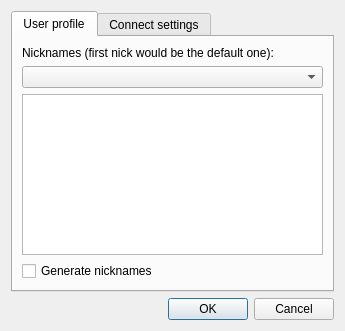
Qt form src/plugins/azoth/plugins/acetamide/ircaccountconfigurationdialog.ui (0xd34df00d/leechcraft) before a commit.
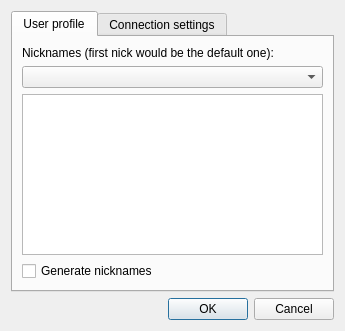
The same form after that commit.

What changed in the file:
```diff
--- a/src/plugins/azoth/plugins/acetamide/ircaccountconfigurationdialog.ui
+++ b/src/plugins/azoth/plugins/acetamide/ircaccountconfigurationdialog.ui
@@ -65,7 +65,7 @@
      </widget>
      <widget class="QWidget" name="IrcConnections_">
       <attribute name="title">
-       <string>Connect settings</string>
+       <string>Connection settings</string>
       </attribute>
       <layout class="QGridLayout" name="gridLayout_3">
        <property name="margin">
```
